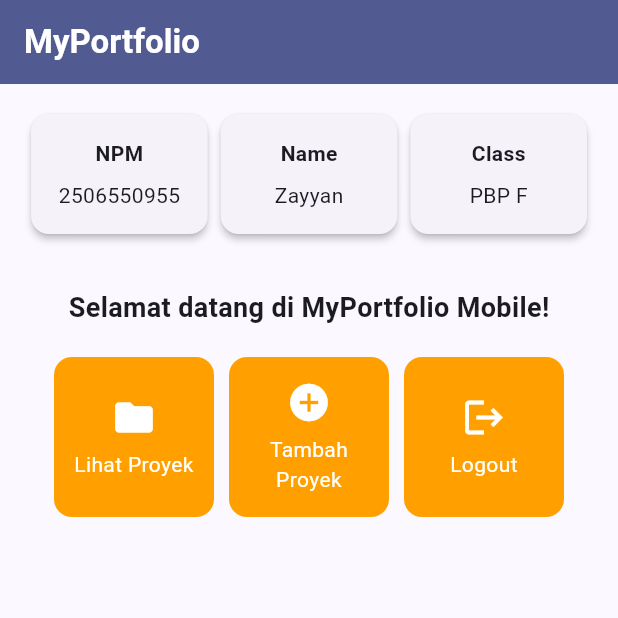
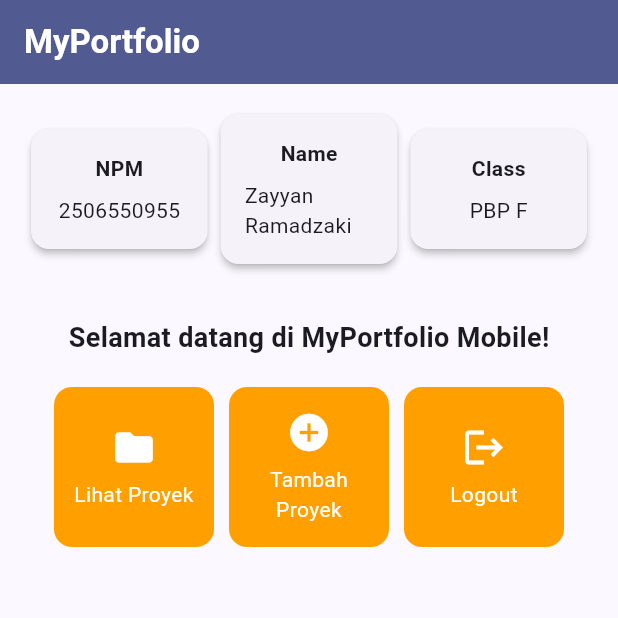
Before and after one commit to zh4ck/myportofolio_mobile, a Flutter app: the screen it shows after launch, on a phone screen of 412 x 824 dp, the top half of it. Run offline on Flutter 3.47's test engine with Material 3 defaults, Android fonts, the phone set to English and light mode, and no system bars.

Commit message:
feat(profile): show full portfolio owner name

```diff
--- a/lib/menu.dart
+++ b/lib/menu.dart
@@ -4,7 +4,7 @@ class MyHomePage extends StatelessWidget {
   MyHomePage({super.key});
 
   final String npm = "2506550955";
-  final String nama = "Zayyan";
+  final String nama = "Zayyan Ramadzaki";
   final String kelas = "PBP F";
 
   final List<ItemHomepage> items = [
```
